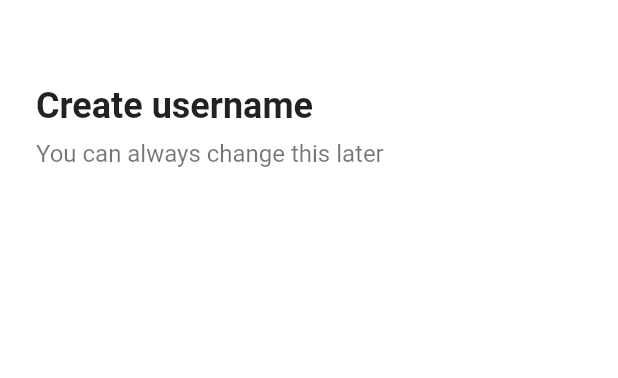
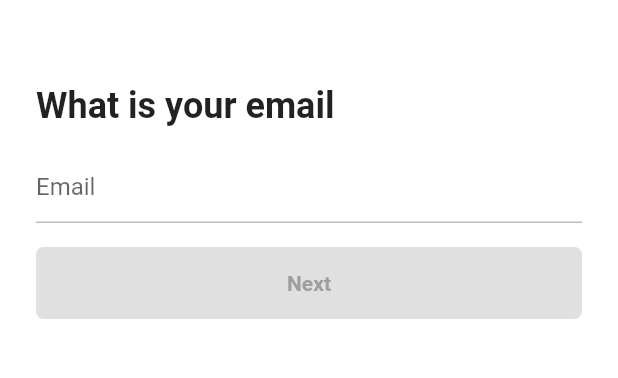
Before and after one commit to znehraks/tiktok-clone, a Flutter app: the EmailScreen screen opened directly, on a phone screen of 412 x 824 dp, the part 59-437 px from its top. Run offline on Flutter 3.47's test engine with Material 2 defaults, Android fonts, the phone set to English and light mode, and no system bars; our stand-ins replace font_awesome_flutter.

Commit message:
study: AnimatedDefaultTextStyle and TextField Controller UI

```diff
--- a/lib/features/authentication/email_screen.dart
+++ b/lib/features/authentication/email_screen.dart
@@ -1,13 +1,67 @@
 import 'package:flutter/material.dart';
 import 'package:tiktok_clone/constants/gaps.dart';
 import 'package:tiktok_clone/constants/sizes.dart';
+import 'package:tiktok_clone/features/authentication/password_screen.dart';
 
-class EmailScreen extends StatelessWidget {
+import 'widgets/form_button.dart';
+
+class EmailScreen extends StatefulWidget {
   const EmailScreen({super.key});
 
   @override
+  State<EmailScreen> createState() => _EmailScreenState();
+}
+
+class _EmailScreenState extends State<EmailScreen> {
+  final TextEditingController _emailController = TextEditingController();
+  String _email = '';
+
+  @override
+  void initState() {
+    super.initState();
+
+    _emailController.addListener(() {
+      setState(() {
+        _email = _emailController.text;
+      });
+    });
+  }
+
+  @override
+  void dispose() {
+    _emailController.dispose();
+    super.dispose();
+  }
+
+  String? _isEmailValid() {
+    if (_email.isEmpty) return null;
+    final regExp = RegExp(
+        r"^[a-zA-Z0-9.a-zA-Z0-9.!#$%&'*+-/=?^_`{|}~]+@[a-zA-Z0-9]+\.[a-zA-Z]+");
+    if (!regExp.hasMatch(_email)) {
+      return "Email is not valid";
+    }
+    return null;
+  }
+
+  void _onScaffoldTap() {
+    FocusScope.of(context).unfocus();
+  }
+
+  void _onSubmit() {
+    if (_email.isEmpty || _isEmailValid() != null) return;
+    Navigator.push(
+      context,
+      MaterialPageRoute(
+        builder: (context) => const PasswordScreen(),
+      ),
+    );
+  }
+
+  @override
   Widget build(BuildContext context) {
-    return Scaffold(
+    return GestureDetector(
+      onTap: _onScaffoldTap,
+      child: Scaffold(
         appBar: AppBar(
           centerTitle: true,
           title: const Text(
@@ -20,26 +74,47 @@ class EmailScreen extends StatelessWidget {
           ),
           child: Column(
             crossAxisAlignment: CrossAxisAlignment.start,
-          children: const [
+            children: [
               Gaps.v40,
-            Text(
-              "Create username",
+              const Text(
+                "What is your email",
                 style: TextStyle(
                   fontSize: Sizes.size24,
                   fontWeight: FontWeight.w600,
                 ),
               ),
-            Gaps.v8,
-            Text(
-              "You can always change this later",
-              style: TextStyle(
-                fontSize: Sizes.size16,
-                color: Colors.black54,
+              Gaps.v16,
+              TextField(
+                keyboardType: TextInputType.emailAddress,
+                onEditingComplete: _onSubmit,
+                // onSubmitted: (value) {
+
+                // },
+                controller: _emailController,
+                cursorColor: Theme.of(context).primaryColor,
+                decoration: InputDecoration(
+                    hintText: "Email",
+                    errorText: _isEmailValid(),
+                    enabledBorder: UnderlineInputBorder(
+                        borderSide: BorderSide(
+                      color: Colors.grey.shade400,
+                    )),
+                    focusedBorder: UnderlineInputBorder(
+                        borderSide: BorderSide(
+                      color: Colors.grey.shade400,
+                    ))),
+              ),
+              Gaps.v16,
+              GestureDetector(
+                onTap: _onSubmit,
+                child: FormButton(
+                  disabled: _email.isEmpty || _isEmailValid() != null,
                 ),
               )
             ],
           ),
         ),
+      ),
     );
   }
 }
--- /dev/null
+++ b/lib/features/authentication/widgets/form_button.dart
@@ -0,0 +1,40 @@
+import 'package:flutter/material.dart';
+import 'package:tiktok_clone/constants/sizes.dart';
+
+class FormButton extends StatelessWidget {
+  final bool disabled;
+  const FormButton({super.key, required this.disabled});
+
+  @override
+  Widget build(BuildContext context) {
+    return FractionallySizedBox(
+      widthFactor: 1,
+      child: AnimatedContainer(
+        duration: const Duration(
+          milliseconds: 400,
+        ),
+        padding: const EdgeInsets.symmetric(
+          vertical: Sizes.size16,
+        ),
+        decoration: BoxDecoration(
+          borderRadius: BorderRadius.circular(
+            Sizes.size5,
+          ),
+          color:
+              disabled ? Colors.grey.shade300 : Theme.of(context).primaryColor,
+        ),
+        child: AnimatedDefaultTextStyle(
+          duration: const Duration(milliseconds: 400),
+          style: TextStyle(
+            color: disabled ? Colors.grey.shade500 : Colors.white,
+            fontWeight: FontWeight.w600,
+          ),
+          child: const Text(
+            "Next",
+            textAlign: TextAlign.center,
+          ),
+        ),
+      ),
+    );
+  }
+}
```
Also changed, not shown: lib/features/authentication/birthday_screen.dart (added, +12 -0 lines), lib/features/authentication/password_screen.dart (added, +199 -0 lines), lib/features/authentication/username_screen.dart (+22 -25 lines). Lines whose indentation alone changed are shown as unchanged.
